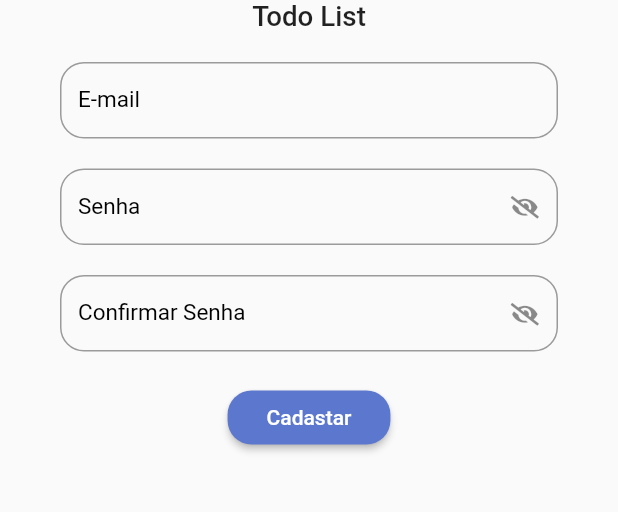
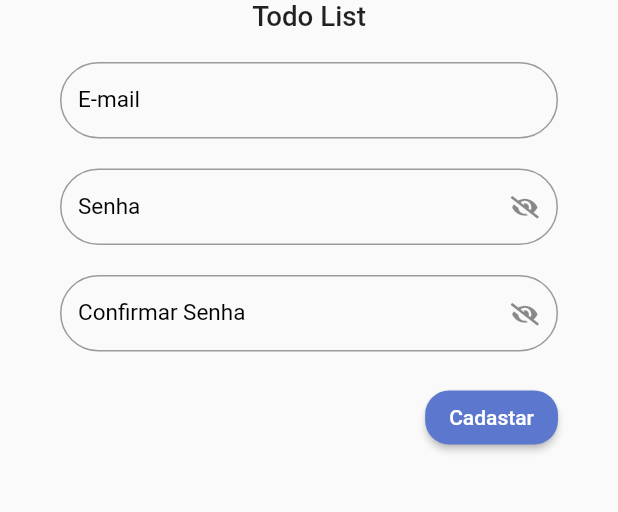
Before and after one commit to AntJoaquimDev/project_estruct_Models-Todo-List-, a Flutter app: the screen it shows after launch, after a tap on "Cadastre-se", on a phone screen of 412 x 824 dp, the part 361-873 px from its top. Run offline on Flutter 3.47's test engine with Material 2 defaults, Android fonts, the phone set to English and light mode, and no system bars; our stand-ins replace flutter_signin_button, google_fonts, sqflite, sqflite_common, synchronized; accounts and stored records are empty; Roboto replaces fonts that are missing (Mandali).

Commit message:
correção formfild register_page

```diff
--- a/lib/app/app_module.dart
+++ b/lib/app/app_module.dart
@@ -15,7 +15,13 @@ class AppModule extends StatelessWidget {
           lazy: false,
         ),
       ],
-      child: AppWidget(),
+      child: const AppWidget(),
     );
   }
 }
+/* {
+      "name": "flutter",
+      "rootUri": "file:///C:/Users/55869/fvm/versions/3.3.10/packages/flutter",
+      "packageUri": "lib/",
+      "languageVersion": "2.17"
+    }, */
--- a/lib/app/core/ui/theme_extension.dart
+++ b/lib/app/core/ui/theme_extension.dart
@@ -3,7 +3,7 @@ import 'package:flutter/material.dart';
 extension ThemeExtension on BuildContext {
   Color get primaryColor => Theme.of(this).primaryColor;
   Color get primaryColorLight => Theme.of(this).primaryColorLight;
-  Color get buttonColor => Theme.of(this).buttonColor;
+  Color get buttonColor => Theme.of(this).primaryColor;
   TextTheme get textTheme => Theme.of(this).textTheme;
 
   TextStyle get titleStyle => const TextStyle(
--- /dev/null
+++ b/lib/app/core/widgets/bottun_clip_oval.dart
@@ -0,0 +1,22 @@
+import 'package:flutter/material.dart';
+import 'package:todo_list_provider/app/core/ui/theme_extension.dart';
+
+class BottunClipOval extends StatelessWidget {
+  const BottunClipOval({super.key});
+
+  @override
+  Widget build(BuildContext context) {
+    return ClipOval(
+      child: Container(
+        color: context.primaryColor.withAlpha(20),
+        padding: const EdgeInsets.all(8),
+        child: IconButton(
+          onPressed: () {
+            Navigator.pop(context);
+          },
+          icon: const Icon(Icons.arrow_back_ios_outlined),
+        ),
+      ),
+    );
+  }
+}
--- a/lib/app/core/widgets/todo_list_Field.dart
+++ b/lib/app/core/widgets/todo_list_Field.dart
@@ -33,10 +33,10 @@ class TodoListField extends StatelessWidget {
             labelText: label,
             labelStyle: const TextStyle(fontSize: 15, color: Colors.black),
             border: OutlineInputBorder(
-              borderRadius: BorderRadius.circular(16),
+              borderRadius: BorderRadius.circular(30),
             ),
             errorBorder: OutlineInputBorder(
-              borderRadius: BorderRadius.circular(16),
+              borderRadius: BorderRadius.circular(30),
               borderSide: const BorderSide(color: Colors.red),
             ),
             isDense: true,
@@ -53,7 +53,6 @@ class TodoListField extends StatelessWidget {
                       )
                     : null),
           ),
-          obscureText: obscureTextValue,
         );
       },
     );
--- a/lib/app/modules/auth/login/login_page.dart
+++ b/lib/app/modules/auth/login/login_page.dart
@@ -55,15 +55,12 @@ class LoginPage extends StatelessWidget {
                                 ),
                                 ElevatedButton(
                                   onPressed: () {},
-                                  child: Padding(
-                                    padding: const EdgeInsets.all(10),
-                                    child: Text('Entrar'),
-                                  ),
                                   style: TextButton.styleFrom(
                                     shape: RoundedRectangleBorder(
                                       borderRadius: BorderRadius.circular(16),
                                     ),
                                   ),
+                                  child: const Text('Entrar'),
                                 ),
                               ],
                             ),
--- a/lib/app/modules/auth/registers/register_page.dart
+++ b/lib/app/modules/auth/registers/register_page.dart
@@ -1,5 +1,6 @@
 import 'package:flutter/material.dart';
 import 'package:todo_list_provider/app/core/ui/theme_extension.dart';
+import 'package:todo_list_provider/app/core/widgets/bottun_clip_oval.dart';
 import 'package:todo_list_provider/app/core/widgets/todo_list_Field.dart';
 import 'package:todo_list_provider/app/core/widgets/todo_list_logo.dart';
 
@@ -27,18 +28,7 @@ class RegisterPage extends StatelessWidget {
                     fontWeight: FontWeight.bold)),
           ],
         ),
-        leading: ClipOval(
-          child: Container(
-            color: context.primaryColor.withAlpha(20),
-            padding: const EdgeInsets.all(8),
-            child: IconButton(
-              onPressed: () {
-                Navigator.pop(context);
-              },
-              icon: const Icon(Icons.arrow_back_ios_outlined),
-            ),
-          ),
-        ),
+        leading: BottunClipOval(),
       ),
       body: ListView(children: [
         Container(
@@ -66,16 +56,16 @@ class RegisterPage extends StatelessWidget {
                   obscureText: true,
                 ),
                 const SizedBox(height: 20),
-                ElevatedButton(
-                  onPressed: () {},
-                  child: const Padding(
-                    padding: const EdgeInsets.all(10),
-                    child: Text('Cadastar'),
-                  ),
-                  style: TextButton.styleFrom(
-                    shape: RoundedRectangleBorder(
-                      borderRadius: BorderRadius.circular(16),
+                Align(
+                  alignment: Alignment.bottomRight,
+                  child: ElevatedButton(
+                    onPressed: () {},
+                    style: TextButton.styleFrom(
+                      shape: RoundedRectangleBorder(
+                        borderRadius: BorderRadius.circular(16),
+                      ),
                     ),
+                    child: const Text('Cadastar'),
                   ),
                 ),
               ],
--- a/pubspec.yaml
+++ b/pubspec.yaml
@@ -20,7 +20,7 @@ publish_to: 'none' # Remove this line if you wish to publish to pub.dev
 version: 1.0.0+1
 
 environment:
-  sdk: '>=2.18.6 <3.0.0'
+  sdk: '>=3.0.0 <4.0.0'
 
 # Dependencies specify other packages that your package needs in order to work.
 # To automatically upgrade your package dependencies to the latest versions
```
Also changed, not shown: pubspec.lock, 3 other files.
